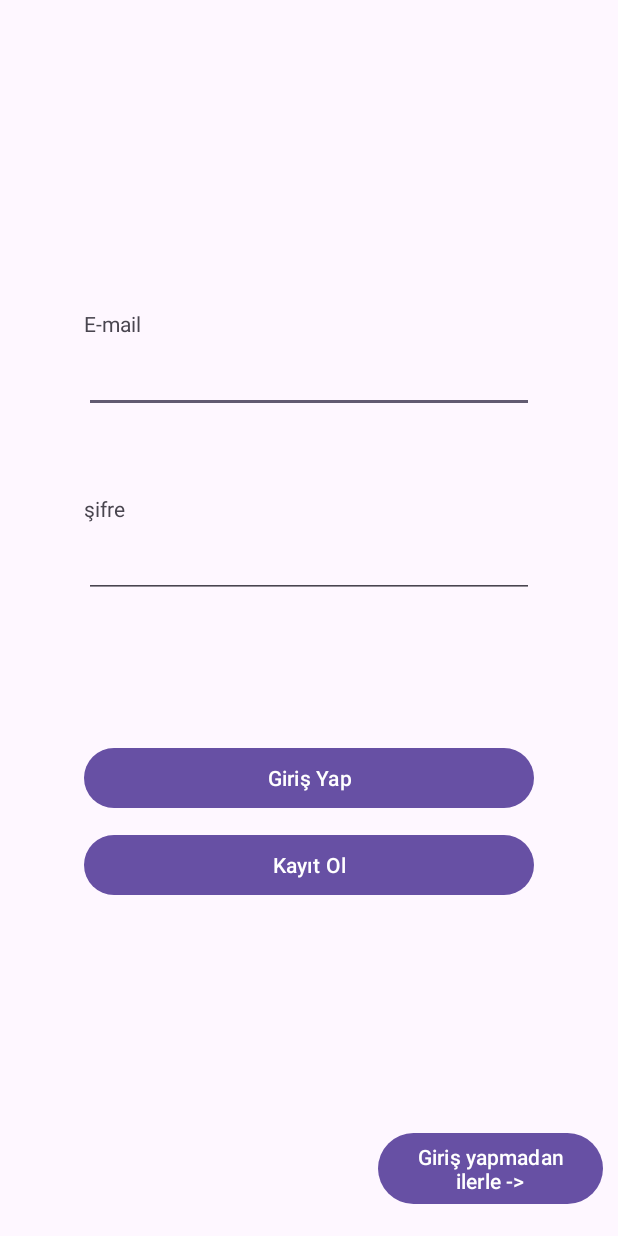
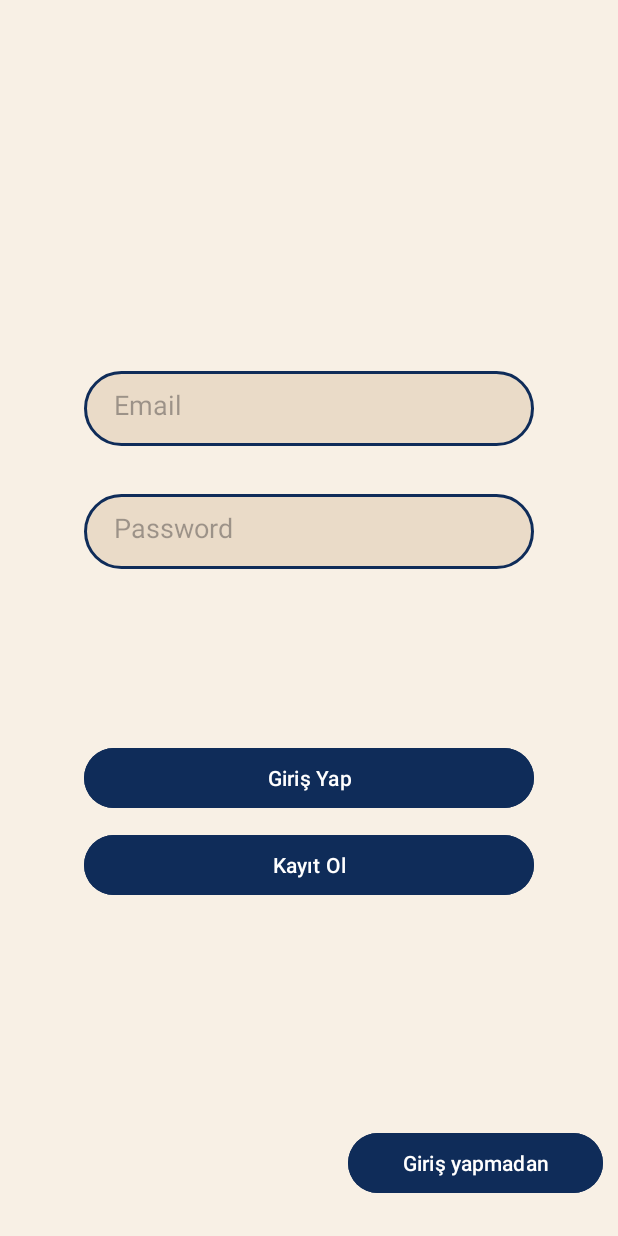
Before and after one commit to EmreCogac/DeTapp, an Android app: the screen it shows after launch (MainActivity), on a phone screen of 412 x 824 dp. Run offline under Robolectric (Android 15) with nearby library versions, the phone set to English and light mode, and no system bars; our stand-ins replace Firebase (no records; nobody signed in at launch, a user with empty details on screens opened directly), navigation-ui.

```diff
--- a/app/src/main/java/com/example/detapp/repo/CreatePostRepo.kt
+++ b/app/src/main/java/com/example/detapp/repo/CreatePostRepo.kt
@@ -120,7 +120,9 @@ class CreatePostRepo(private val application: Application ){
                 for (document in querySnapshot.documents) {
                     val bookname = document.getString("bookname") ?: ""
                     val usermail = document.getString("usermail") ?: ""
-                    val postReadModel = PostReadModel(bookname, "null", "null", usermail)
+                    val uid = document.getString("uid") ?: ""
+                    val time = document.getString("time") ?: ""
+                    val postReadModel = PostReadModel(bookname, time, uid, usermail)
                     postReadModelList.add(postReadModel)
                 }
                 callback(postReadModelList)
--- a/app/src/main/java/com/example/detapp/viewmodel/PostViewModel.kt
+++ b/app/src/main/java/com/example/detapp/viewmodel/PostViewModel.kt
@@ -47,11 +47,6 @@ class PostViewModel(application: Application) : AndroidViewModel(application) {
     fun postList(adapter: PostAdapter, postReadModel: ArrayList<PostReadModel>){
         repository.postList(adapter,postReadModel)
     }
-    private val cafeBoxItemList: List<PostReadModel> = listOf(
-        PostReadModel("denemee","deneme","deneme","deneme"),
-        PostReadModel("denemee","deneme","deneme","deneme"),
-        PostReadModel("denemee","deneme","deneme","deneme"),
-    )
 
 
 
--- /dev/null
+++ b/app/src/main/res/drawable/backround.xml
@@ -0,0 +1,11 @@
+<?xml version="1.0" encoding="utf-8"?>
+<selector xmlns:android="http://schemas.android.com/apk/res/android">
+    <!--The outline turns to grey when the EditText is out of focus-->
+    <item android:state_enabled="true">
+        <shape android:shape="rectangle">
+            <solid android:color="#EADBC8" />
+            <corners android:radius="40dp" />
+            <stroke android:width="2dp" android:color="#0F2C59" />
+        </shape>
+    </item>
+</selector>
--- a/app/src/main/res/layout/activity_main.xml
+++ b/app/src/main/res/layout/activity_main.xml
@@ -21,7 +21,8 @@
         android:layout_width="match_parent"
         android:layout_height="match_parent"
         app:navGraph="@navigation/nav_graph"
-        />
+        tools:layout_editor_absoluteX="0dp"
+        tools:layout_editor_absoluteY="0dp" />
 
     <com.google.android.material.bottomnavigation.BottomNavigationView
         android:id="@+id/bottombar"
--- a/app/src/main/res/layout/fragment_login_fragment.xml
+++ b/app/src/main/res/layout/fragment_login_fragment.xml
@@ -4,14 +4,16 @@
     android:layout_width="match_parent"
     android:layout_height="match_parent"
     xmlns:app="http://schemas.android.com/apk/res-auto"
-    tools:context=".view.login_fragment">
+    tools:context=".view.login_fragment"
+    android:background="#F8F0E5"
+    >
 
     <androidx.constraintlayout.widget.Guideline
         android:id="@+id/guide25percenthorizon"
         android:layout_width="wrap_content"
         android:layout_height="wrap_content"
         android:orientation="horizontal"
-        app:layout_constraintGuide_percent="0.25" />
+        app:layout_constraintGuide_percent="0.30" />
 
     <androidx.constraintlayout.widget.Guideline
         android:id="@+id/guide40percenthorizon"
@@ -34,44 +36,55 @@
         android:orientation="horizontal"
         app:layout_constraintGuide_percent="0.90" />
 
-    <TextView
-        android:id="@+id/mail"
-        android:text="E-mail"
-        android:layout_width="wrap_content"
-        android:layout_height="wrap_content"
-        app:layout_constraintTop_toBottomOf="@id/guide25percenthorizon"
-        app:layout_constraintStart_toStartOf="@id/mailEditText"
-        tools:ignore="MissingConstraints"
-        />
+<!--    <TextView-->
+<!--        android:paddingStart="15dp"-->
+<!--        android:id="@+id/mail"-->
+<!--        android:text="E-mail"-->
+<!--        android:layout_width="wrap_content"-->
+<!--        android:layout_height="wrap_content"-->
+<!--        app:layout_constraintTop_toBottomOf="@id/guide25percenthorizon"-->
+<!--        app:layout_constraintStart_toStartOf="@id/mailEditText"-->
+<!--        tools:ignore="MissingConstraints"-->
+<!--        />-->
 
     <EditText
         android:id="@+id/mailEditText"
         android:gravity="start"
         android:layout_width="300dp"
         android:layout_height="50dp"
-        app:layout_constraintTop_toBottomOf="@id/mail"
+        app:layout_constraintTop_toBottomOf="@id/guide25percenthorizon"
         app:layout_constraintEnd_toEndOf="parent"
         app:layout_constraintStart_toStartOf="parent"
-        tools:ignore="MissingConstraints" />
-    <TextView
-        android:id="@+id/sifre"
-        android:text="şifre"
-        android:layout_width="wrap_content"
-        android:layout_height="wrap_content"
-        app:layout_constraintTop_toBottomOf="@id/guide40percenthorizon"
-        app:layout_constraintStart_toStartOf="@id/mailEditText"
         tools:ignore="MissingConstraints"
+        android:paddingStart="20dp"
+        android:paddingTop="10dp"
+        android:hint="Email"
+        android:background="@drawable/backround"
         />
+<!--    <TextView-->
+<!--        android:id="@+id/sifre"-->
+<!--        android:text="şifre"-->
+<!--        android:layout_width="wrap_content"-->
+<!--        android:layout_height="wrap_content"-->
+<!--        app:layout_constraintTop_toBottomOf="@id/guide40percenthorizon"-->
+<!--        app:layout_constraintStart_toStartOf="@id/mailEditText"-->
+<!--        tools:ignore="MissingConstraints"-->
+<!--        />-->
 
     <EditText
         android:id="@+id/passsEditText"
         android:gravity="start"
         android:layout_width="300dp"
         android:layout_height="50dp"
-        app:layout_constraintTop_toBottomOf="@id/sifre"
+        app:layout_constraintTop_toBottomOf="@id/guide40percenthorizon"
         app:layout_constraintEnd_toEndOf="parent"
         app:layout_constraintStart_toStartOf="parent"
-        tools:ignore="MissingConstraints" />
+        tools:ignore="MissingConstraints"
+        android:background="@drawable/backround"
+        android:hint="Password"
+        android:paddingTop="10dp"
+        android:paddingStart="20dp"
+        />
 
     <Button
         android:id="@+id/girisyap"
@@ -81,6 +94,7 @@
         app:layout_constraintEnd_toEndOf="parent"
         app:layout_constraintTop_toBottomOf="@id/guide60percenthorizon"
         app:layout_constraintStart_toStartOf="parent"
+        android:backgroundTint="#0F2C59"
         />
     <Button
         android:id="@+id/kaydol"
@@ -91,17 +105,19 @@
         android:layout_marginTop="10dp"
         app:layout_constraintTop_toBottomOf="@id/girisyap"
         app:layout_constraintStart_toStartOf="parent"
+        android:backgroundTint="#0F2C59"
         />
 
     <Button
         android:id="@+id/girisyapmadan"
-        android:text="Giriş yapmadan ilerle ->"
-        android:layout_width="150dp"
+        android:text="Giriş yapmadan"
+        android:layout_width="170dp"
         android:layout_height="wrap_content"
         app:layout_constraintEnd_toEndOf="parent"
         android:layout_marginTop="10dp"
         app:layout_constraintTop_toBottomOf="@id/guide90percenthorizon"
         android:layout_marginRight="10dp"
+        android:backgroundTint="#0F2C59"
         />
 
 
--- a/app/src/main/res/layout/post_list.xml
+++ b/app/src/main/res/layout/post_list.xml
@@ -29,6 +29,12 @@
                 android:text="kitap sahibi"
                 android:layout_width="wrap_content"
                 android:layout_height="wrap_content"/>
+            <Button
+                android:layout_width="wrap_content"
+                android:layout_height="wrap_content"
+                android:text="deneme"
+                android:id="@+id/deneme"
+                />
 
         </LinearLayout>
 
```
Also changed, not shown: app/src/main/java/com/example/detapp/adapter/PostAdapter.kt (+13 -2 lines), app/src/main/java/com/example/detapp/view/Post_fragment.kt (+10 -13 lines), app/src/main/res/drawable/backround_button.xml (added, +11 -0 lines).
